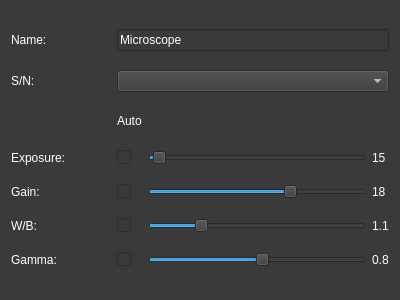
Above: ui/settingPopUpMenu.ui from AllenNeuralDynamics/parallax before the change. Below: the same form after it.
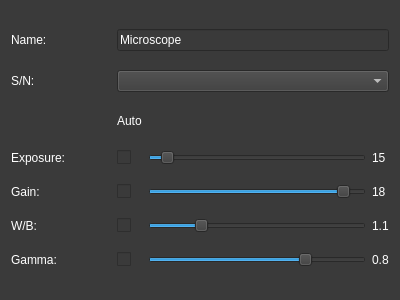
That is the form after the change.

Commit message: Save/Load the camera settings to User Config

Patch:
```diff
--- a/ui/settingPopUpMenu.ui
+++ b/ui/settingPopUpMenu.ui
@@ -165,11 +165,14 @@
       <number>1</number>
      </property>
      <property name="value">
-      <number>80</number>
+      <number>100</number>
      </property>
      <property name="orientation">
       <enum>Qt::Horizontal</enum>
      </property>
+     <property name="tickPosition">
+      <enum>QSlider::NoTicks</enum>
+     </property>
     </widget>
    </item>
    <item row="3" column="0">
@@ -185,7 +188,7 @@
       <number>27</number>
      </property>
      <property name="value">
-      <number>18</number>
+      <number>25</number>
      </property>
      <property name="orientation">
       <enum>Qt::Horizontal</enum>
@@ -236,13 +239,13 @@
       </size>
      </property>
      <property name="minimum">
-      <number>10</number>
+      <number>1</number>
      </property>
      <property name="maximum">
       <number>250</number>
      </property>
      <property name="value">
-      <number>15</number>
+      <number>16</number>
      </property>
      <property name="orientation">
       <enum>Qt::Horizontal</enum>
```
The commit also changes 3 other files.
